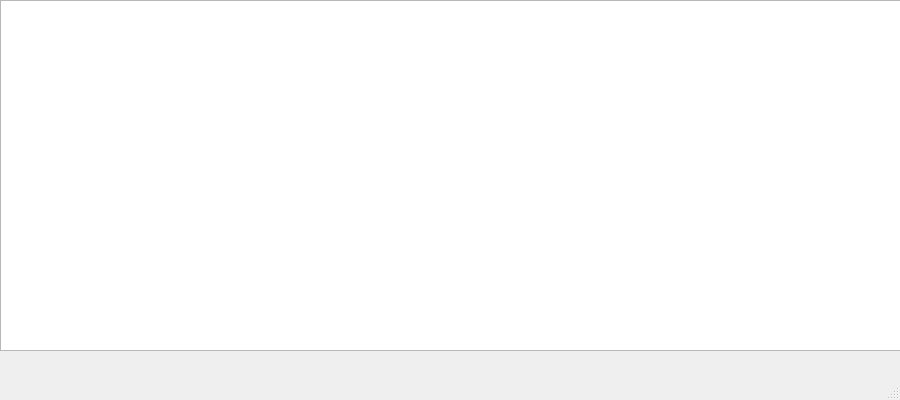
The window that main.ui (alex-50/git-lesson) describes before a commit, drawn with Qt 5.
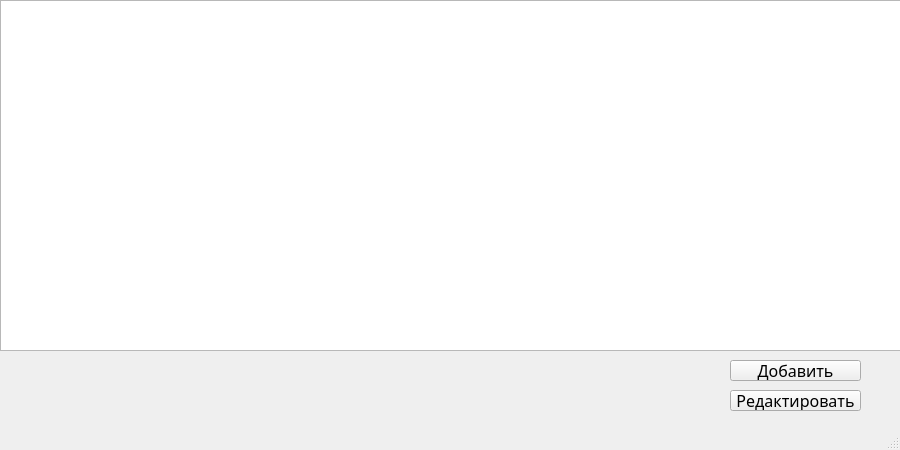
The same window after the commit.

Patch:
```diff
--- a/main.ui
+++ b/main.ui
@@ -7,19 +7,19 @@
     <x>0</x>
     <y>0</y>
     <width>900</width>
-    <height>400</height>
+    <height>450</height>
    </rect>
   </property>
   <property name="minimumSize">
    <size>
     <width>900</width>
-    <height>400</height>
+    <height>450</height>
    </size>
   </property>
   <property name="maximumSize">
    <size>
     <width>900</width>
-    <height>400</height>
+    <height>450</height>
    </size>
   </property>
   <property name="windowTitle">
@@ -36,6 +36,48 @@
      </rect>
     </property>
    </widget>
+   <widget class="QPushButton" name="editButton">
+    <property name="geometry">
+     <rect>
+      <x>730</x>
+      <y>390</y>
+      <width>131</width>
+      <height>21</height>
+     </rect>
+    </property>
+    <property name="font">
+     <font>
+      <family>Bahnschrift</family>
+      <pointsize>12</pointsize>
+      <weight>50</weight>
+      <bold>false</bold>
+     </font>
+    </property>
+    <property name="text">
+     <string>Редактировать</string>
+    </property>
+   </widget>
+   <widget class="QPushButton" name="addButton">
+    <property name="geometry">
+     <rect>
+      <x>730</x>
+      <y>360</y>
+      <width>131</width>
+      <height>21</height>
+     </rect>
+    </property>
+    <property name="font">
+     <font>
+      <family>Bahnschrift</family>
+      <pointsize>12</pointsize>
+      <weight>50</weight>
+      <bold>false</bold>
+     </font>
+    </property>
+    <property name="text">
+     <string>Добавить</string>
+    </property>
+   </widget>
   </widget>
   <widget class="QMenuBar" name="menubar">
    <property name="geometry">
```
